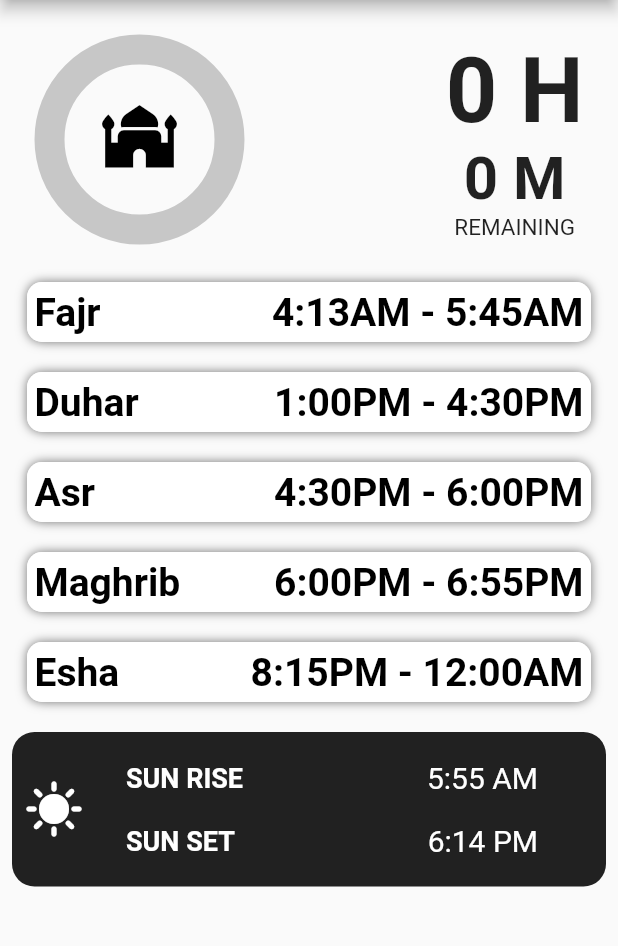
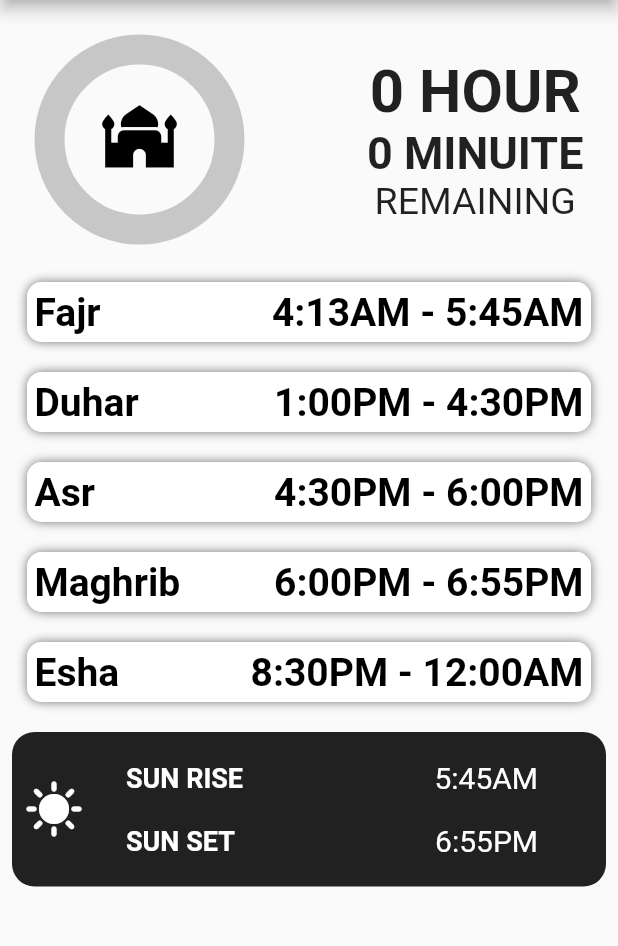
Before and after one commit to ShahriarEmon3215/Prayer-Times, a Flutter app: the screen it shows after launch, on a phone screen of 412 x 824 dp, the part 84-1030 px from its top. Run offline on Flutter 3.47's test engine with Material 2 defaults, Android fonts, the phone set to English and light mode, and no system bars; drawn by our look-alikes of percent_indicator; network calls fail.

Commit message:
some ui changes

```diff
--- a/lib/Controller/prayer_times_controller.dart
+++ b/lib/Controller/prayer_times_controller.dart
@@ -3,12 +3,10 @@ import 'package:intl/intl.dart';
 import 'package:flutter/cupertino.dart';
 import 'package:flutter/src/foundation/print.dart';
 import 'package:prayer_times_app/Repository/get_data.dart';
-
 import '../Models/prayer.dart';
 
 class PrayerTimesController with ChangeNotifier {
   String? _prayer = "";
-  bool _test = true;
   String? _hour, _min, _am_pm;
   int timeLeft = 0;
   int timeDistance = 0;
@@ -17,7 +15,7 @@ class PrayerTimesController with ChangeNotifier {
     duhar: "1:00PM",
     asr: "4:30PM",
     maghrib: "6:00PM",
-    isha: "8:15PM",
+    isha: "8:30PM",
     sunRise: "5:45AM",
     sunSet: "6:55PM",
   );
--- a/lib/Views/dashboard/dashboard.dart
+++ b/lib/Views/dashboard/dashboard.dart
@@ -20,20 +20,19 @@ class _PrayerTimesHomeState extends State<PrayerTimesHome> {
   bool isStarted = false;
   int timeLeft = 0;
 
-  // @override
-  // void initState() {
-  //   // TODO: implement initState
-  //   super.initState();
-  //   Future.delayed(Duration.zero).then((value) =>
-  //       Provider.of<PrayerTimesController>(context, listen: false).loadData());
-  // }
+  @override
+  void initState() {
+    super.initState();
+    Future.delayed(Duration.zero).then((value) =>
+        Provider.of<PrayerTimesController>(context, listen: false).loadData());
+  }
 
   @override
   void didChangeDependencies() {
     super.didChangeDependencies();
 
     if (isStarted == false) {
-     // Provider.of<PrayerTimesController>(context, listen: false).loadData();
+
       Timer.periodic(Duration(seconds: 1), (t) {
         var controller =
             Provider.of<PrayerTimesController>(context, listen: false);
@@ -45,7 +44,7 @@ class _PrayerTimesHomeState extends State<PrayerTimesHome> {
 
   @override
   Widget build(BuildContext context) {
-    Provider.of<PrayerTimesController>(context, listen: false).loadData();
+
     return Scaffold(
       appBar: AppBar(
         title: ListTile(
--- a/lib/Views/prayer_time/prayer_time_View.dart
+++ b/lib/Views/prayer_time/prayer_time_View.dart
@@ -16,8 +16,7 @@ class PrayerTime extends StatelessWidget {
 
   @override
   Widget build(BuildContext context) {
-   // var prayerController = Provider.of<PrayerTimesController>(context);
-
+    // var prayerController = Provider.of<PrayerTimesController>(context);
 
     return Container(
       margin: EdgeInsets.all(10),
--- a/lib/Views/sun/sun_view.dart
+++ b/lib/Views/sun/sun_view.dart
@@ -1,5 +1,6 @@
-
 import 'package:flutter/material.dart';
+import 'package:prayer_times_app/Controller/prayer_times_controller.dart';
+import 'package:provider/provider.dart';
 
 class Sun extends StatelessWidget {
   const Sun({
@@ -12,8 +13,7 @@ class Sun extends StatelessWidget {
       height: MediaQuery.of(context).size.height / 8,
       width: MediaQuery.of(context).size.width,
       decoration: BoxDecoration(
-          borderRadius: BorderRadius.circular(15),
-          color: Colors.black87),
+          borderRadius: BorderRadius.circular(15), color: Colors.black87),
       child: Row(
         children: [
           Padding(
@@ -34,9 +34,13 @@ class Sun extends StatelessWidget {
                             color: Colors.white,
                             fontSize: 18,
                             fontWeight: FontWeight.bold)),
-                    Text("5:55 AM",
-                        style: TextStyle(
-                            color: Colors.white, fontSize: 20)),
+                    Consumer<PrayerTimesController>(
+                      builder: (context, val, child) {
+                        return Text(val.getPrayers.sunRise!,
+                            style:
+                                TextStyle(color: Colors.white, fontSize: 20));
+                      },
+                    ),
                   ],
                 ),
                 Row(
@@ -47,9 +51,13 @@ class Sun extends StatelessWidget {
                             color: Colors.white,
                             fontSize: 18,
                             fontWeight: FontWeight.bold)),
-                    Text("6:14 PM",
-                        style: TextStyle(
-                            color: Colors.white, fontSize: 20)),
+                     Consumer<PrayerTimesController>(
+                      builder: (context, val, child) {
+                        return Text(val.getPrayers.sunSet!,
+                            style:
+                                TextStyle(color: Colors.white, fontSize: 20));
+                      },
+                    ),
                   ],
                 )
               ],
--- a/lib/Views/timer/show_time_left.dart
+++ b/lib/Views/timer/show_time_left.dart
@@ -31,12 +31,13 @@ class ShowTimeLeft extends StatelessWidget {
           progressColor: Colors.black,
         ),
         Column(
+          crossAxisAlignment: CrossAxisAlignment.center,
           children: [
-            Text("${h.toInt().toString()} H",
-                style: TextStyle(fontSize: 60, fontWeight: FontWeight.bold)),
-            Text("${m.toInt().toString()} M",
+            Text("${h.toInt().toString()} HOUR",
                 style: TextStyle(fontSize: 40, fontWeight: FontWeight.bold)),
-            Text("REMAINING", style: TextStyle(fontSize: 15))
+            Text("${m.toInt().toString()} MINUITE",
+                style: TextStyle(fontSize: 30, fontWeight: FontWeight.bold)),
+            Text("REMAINING", style: TextStyle(fontSize: 25)),
           ],
         ),
       ],
```
